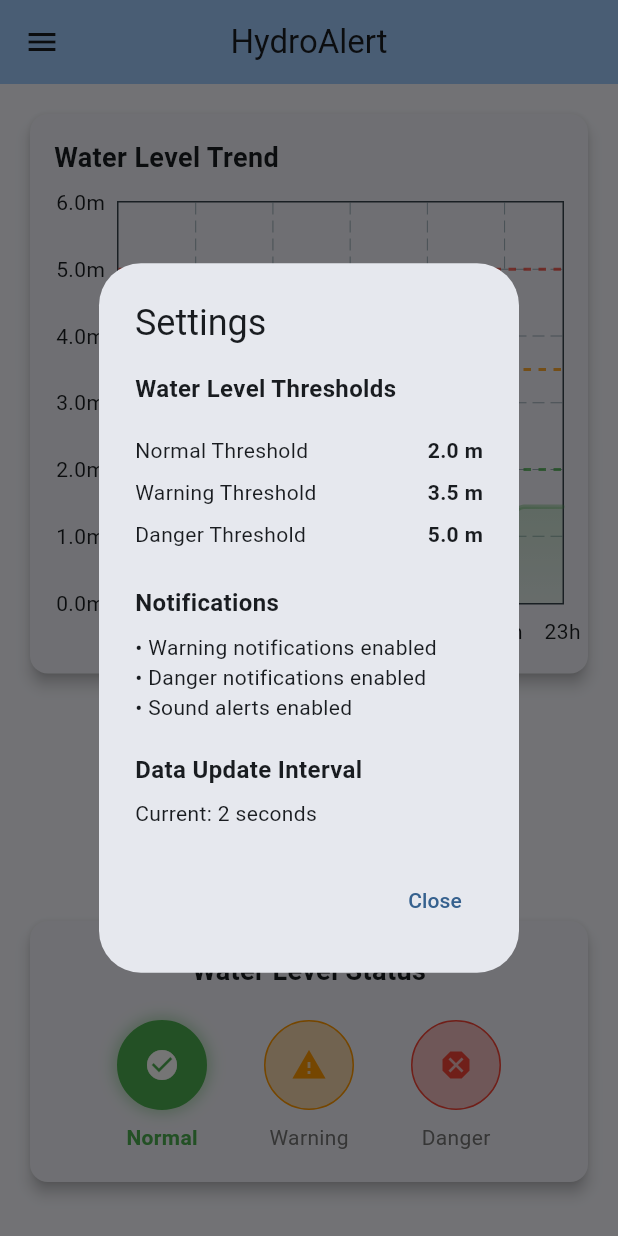
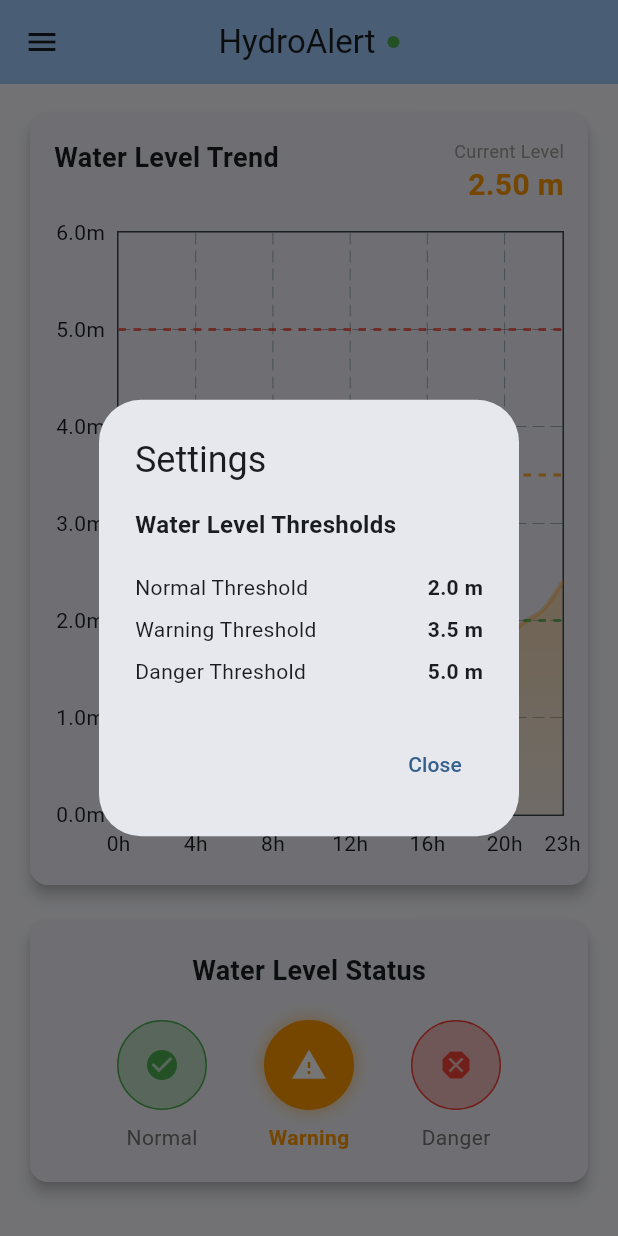
Before and after one commit to AlienWolfX/HydroAlert, a Flutter app: the screen it shows after launch, in the side drawer, after a tap on "Settings", on a phone screen of 412 x 824 dp. Run offline on Flutter 3.47's test engine with Material 3 defaults, Android fonts, the phone set to English and light mode, and no system bars; drawn by our look-alikes of fl_chart; our stand-ins replace flutter_local_notifications.

Commit message:
Enhance water level monitoring with connection status and UI updates; disable real-time data simulation for stability

```diff
--- a/lib/main.dart
+++ b/lib/main.dart
@@ -34,6 +34,7 @@ class WaterLevelMonitor extends StatefulWidget {
 class _WaterLevelMonitorState extends State<WaterLevelMonitor> {
   double currentWaterLevel = 2.5; // Current water level in meters
   List<FlSpot> waterLevelData = [];
+  bool isConnected = true; // Connection status
 
   // Notification setup
   final FlutterLocalNotificationsPlugin flutterLocalNotificationsPlugin =
@@ -49,7 +50,7 @@ class _WaterLevelMonitorState extends State<WaterLevelMonitor> {
     super.initState();
     _initializeNotifications();
     _generateSampleData();
-    _simulateRealTimeData();
+    // _simulateRealTimeData(); // Disabled simulation
   }
 
   Future<void> _initializeNotifications() async {
@@ -142,12 +143,31 @@ class _WaterLevelMonitorState extends State<WaterLevelMonitor> {
     });
   }
 
+  // Simulation disabled - keeping method for future use if needed
+  /*
   void _simulateRealTimeData() {
     // Simulate real-time data updates
     Future.delayed(const Duration(seconds: 2), () {
       if (mounted) {
         setState(() {
           final random = Random();
+
+          // Simulate occasional connection issues (5% chance)
+          if (random.nextDouble() < 0.05) {
+            isConnected = false;
+          } else if (!isConnected && random.nextDouble() < 0.3) {
+            // 30% chance to reconnect if disconnected
+            isConnected = true;
+          } else if (!isConnected) {
+            // Stay disconnected, don't update water level
+            _simulateRealTimeData();
+            return;
+          } else {
+            isConnected = true;
+          }
+
+          // Only update water level if connected
+          if (isConnected) {
             currentWaterLevel = 1.0 + random.nextDouble() * 4.0;
 
             // Add new data point and remove old ones
@@ -161,11 +181,13 @@ class _WaterLevelMonitorState extends State<WaterLevelMonitor> {
             waterLevelData.add(
               FlSpot(waterLevelData.length.toDouble(), currentWaterLevel),
             );
+          }
         });
         _simulateRealTimeData();
       }
     });
   }
+  */
 
   WaterLevelStatus _getWaterLevelStatus() {
     if (currentWaterLevel <= normalThreshold) {
@@ -195,7 +217,22 @@ class _WaterLevelMonitorState extends State<WaterLevelMonitor> {
     return Scaffold(
       appBar: AppBar(
         backgroundColor: Theme.of(context).colorScheme.inversePrimary,
-        title: const Text('HydroAlert'),
+        title: Row(
+          mainAxisAlignment: MainAxisAlignment.center,
+          mainAxisSize: MainAxisSize.min,
+          children: [
+            const Text('HydroAlert'),
+            const SizedBox(width: 8),
+            Container(
+              width: 8,
+              height: 8,
+              decoration: BoxDecoration(
+                shape: BoxShape.circle,
+                color: isConnected ? Colors.green : Colors.red,
+              ),
+            ),
+          ],
+        ),
         centerTitle: true,
       ),
       drawer: HydroAlertDrawer(
@@ -217,12 +254,38 @@ class _WaterLevelMonitorState extends State<WaterLevelMonitor> {
                   child: Column(
                     crossAxisAlignment: CrossAxisAlignment.start,
                     children: [
+                      Row(
+                        mainAxisAlignment: MainAxisAlignment.spaceBetween,
+                        crossAxisAlignment: CrossAxisAlignment.start,
+                        children: [
                           const Text(
                             'Water Level Trend',
                             style: TextStyle(
                               fontSize: 18,
                               fontWeight: FontWeight.bold,
                             ),
+                          ),
+                          Column(
+                            crossAxisAlignment: CrossAxisAlignment.end,
+                            children: [
+                              const Text(
+                                'Current Level',
+                                style: TextStyle(
+                                  fontSize: 12,
+                                  color: Colors.grey,
+                                ),
+                              ),
+                              Text(
+                                '${currentWaterLevel.toStringAsFixed(2)} m',
+                                style: TextStyle(
+                                  fontSize: 20,
+                                  fontWeight: FontWeight.bold,
+                                  color: _getStatusColor(status),
+                                ),
+                              ),
+                            ],
+                          ),
+                        ],
                       ),
                       const SizedBox(height: 16),
                       Expanded(
@@ -335,35 +398,6 @@ class _WaterLevelMonitorState extends State<WaterLevelMonitor> {
                       ),
                     ],
                   ),
-                ),
-              ),
-            ),
-            const SizedBox(height: 16),
-
-            // Current Water Level Value
-            Card(
-              elevation: 4,
-              child: Padding(
-                padding: const EdgeInsets.all(20.0),
-                child: Column(
-                  children: [
-                    const Text(
-                      'Current Water Level',
-                      style: TextStyle(
-                        fontSize: 16,
-                        fontWeight: FontWeight.w500,
-                      ),
-                    ),
-                    const SizedBox(height: 8),
-                    Text(
-                      '${currentWaterLevel.toStringAsFixed(2)} m',
-                      style: TextStyle(
-                        fontSize: 32,
-                        fontWeight: FontWeight.bold,
-                        color: _getStatusColor(status),
-                      ),
-                    ),
-                  ],
                 ),
               ),
             ),
--- a/lib/widgets/about_dialog.dart
+++ b/lib/widgets/about_dialog.dart
@@ -35,18 +35,7 @@ class HydroAlertAboutDialog extends StatelessWidget {
             ),
             const SizedBox(height: 16),
             const Text(
-              'Features:',
-              style: TextStyle(fontSize: 16, fontWeight: FontWeight.bold),
-            ),
-            const SizedBox(height: 8),
-            const Text('• Real-time water level monitoring'),
-            const Text('• Interactive trend graphs'),
-            const Text('• Three-level alert system'),
-            const Text('• Push notifications'),
-            const Text('• Visual status indicators'),
-            const SizedBox(height: 16),
-            const Text(
-              'Developed with Flutter',
+              'Developed by Allen Cruiz',
               style: TextStyle(
                 fontSize: 12,
                 fontStyle: FontStyle.italic,
--- a/lib/widgets/settings_dialog.dart
+++ b/lib/widgets/settings_dialog.dart
@@ -29,22 +29,6 @@ class HydroAlertSettingsDialog extends StatelessWidget {
             _buildThresholdSetting('Normal Threshold', normalThreshold, 'm'),
             _buildThresholdSetting('Warning Threshold', warningThreshold, 'm'),
             _buildThresholdSetting('Danger Threshold', dangerThreshold, 'm'),
-            const SizedBox(height: 20),
-            const Text(
-              'Notifications',
-              style: TextStyle(fontSize: 16, fontWeight: FontWeight.bold),
-            ),
-            const SizedBox(height: 8),
-            const Text('• Warning notifications enabled'),
-            const Text('• Danger notifications enabled'),
-            const Text('• Sound alerts enabled'),
-            const SizedBox(height: 20),
-            const Text(
-              'Data Update Interval',
-              style: TextStyle(fontSize: 16, fontWeight: FontWeight.bold),
-            ),
-            const SizedBox(height: 8),
-            const Text('Current: 2 seconds'),
           ],
         ),
       ),
```
Lines whose indentation alone changed are shown as unchanged.
